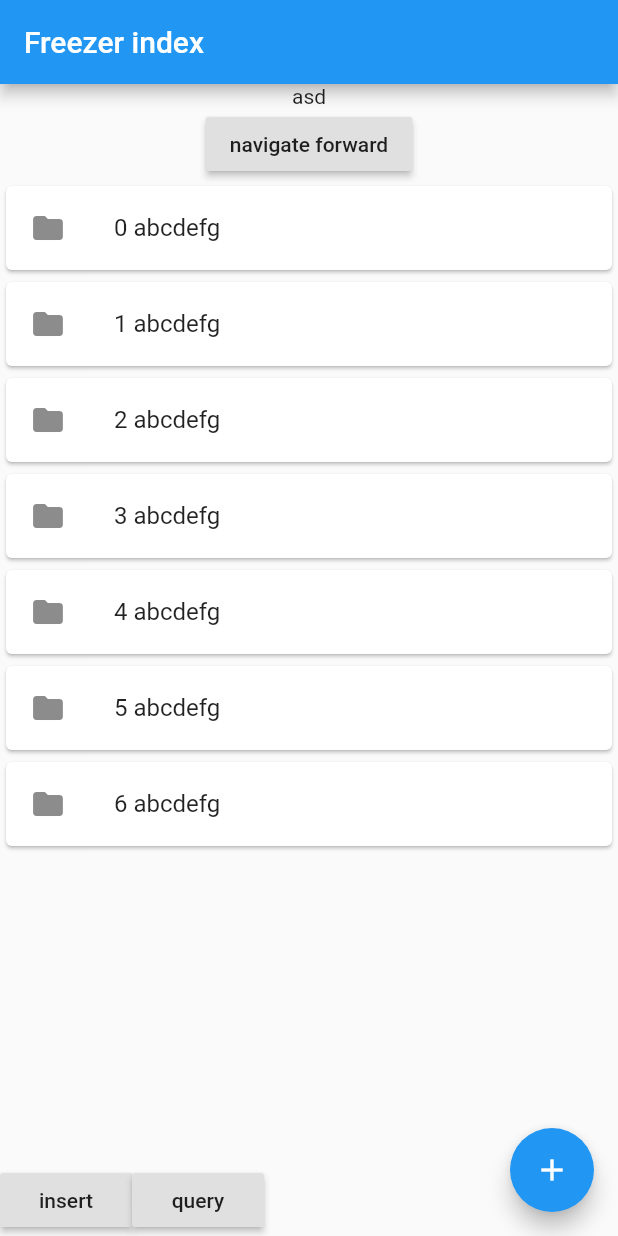
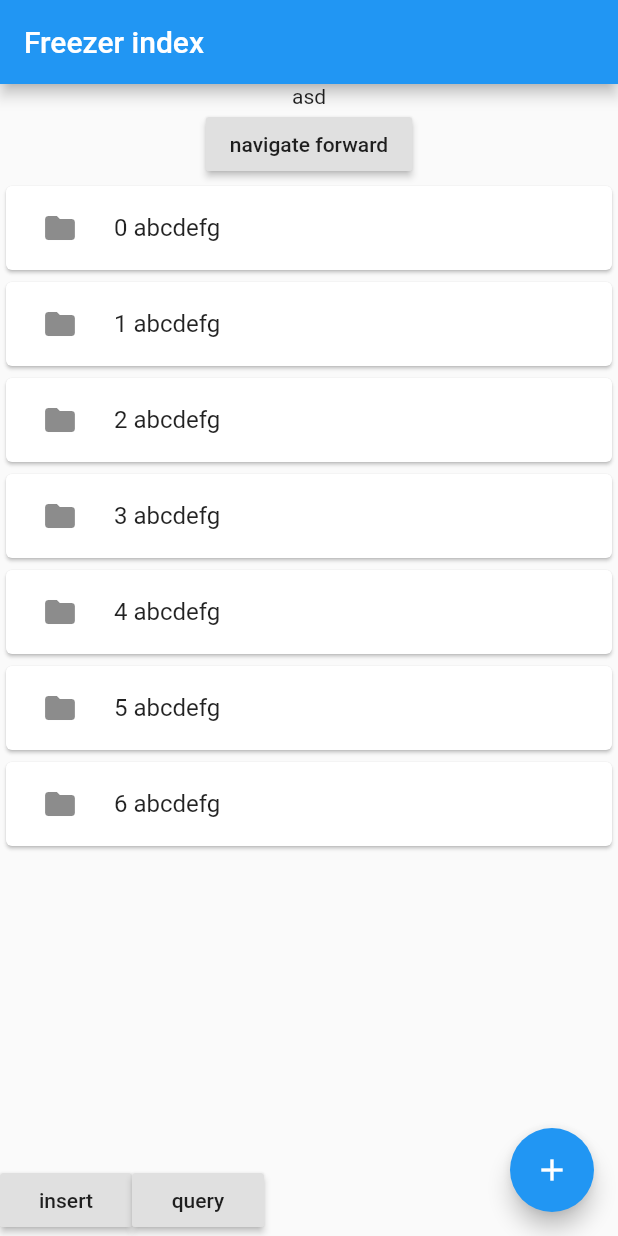
Before and after one commit to JeppeK2017/freezerStorage, a Flutter app: the screen it shows after launch, on a phone screen of 412 x 824 dp. Run offline on Flutter 3.47's test engine with Material 2 defaults, Android fonts, the phone set to English and light mode, and no system bars; our stand-ins replace sqflite; accounts and stored records are empty.

Commit message:
fix leading icon width in list tile

```diff
--- a/lib/main.dart
+++ b/lib/main.dart
@@ -68,6 +68,7 @@ class MyHomePage extends StatelessWidget {
                             _navigateAndDisplayList(context, drawerName),
                         child: ListTile(
                             leading: SizedBox(
+                              width: 40,
                               child: Icon(Icons.folder),
                             ),
                             title: Text(drawerName)),
```
